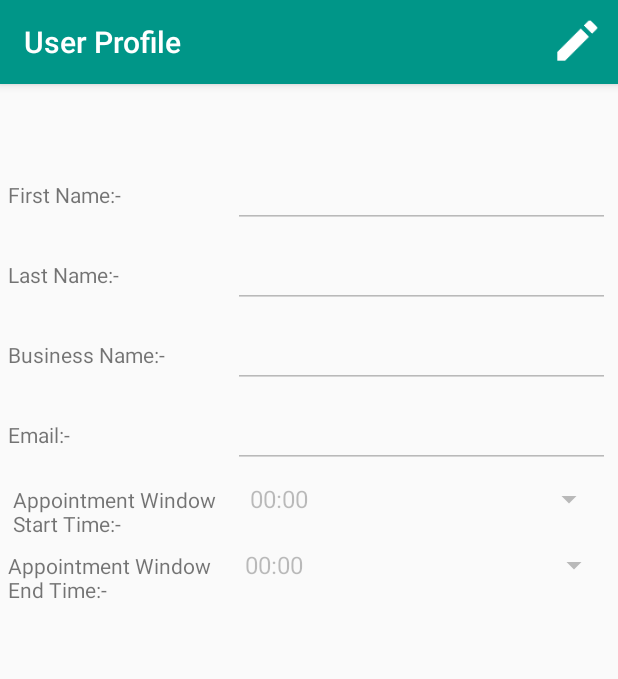
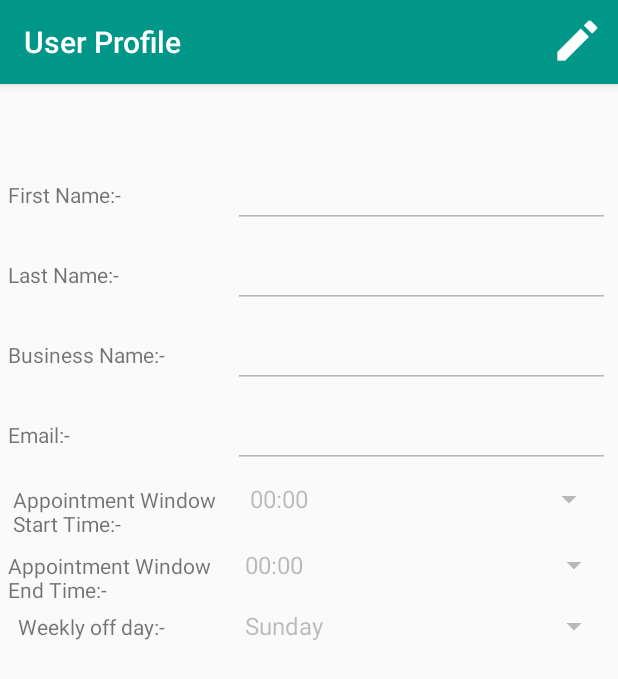
Before and after one commit to Rohit1110/Appointment, an Android app: the screen it shows after launch once a user with an empty profile is signed in (EditProfileActivity), on a phone screen of 412 x 824 dp. Shown: the top 679 px of the screen. Run offline under Robolectric (Android 15) with nearby library versions, the phone set to English and light mode, and no system bars; our stand-ins replace Firebase (no records; nobody signed in at launch, a user with empty details on screens opened directly).

Commit message:
commit with editprofile

```diff
--- a/app/src/main/java/com/rns/mobile/appointments/EditProfileActivity.java
+++ b/app/src/main/java/com/rns/mobile/appointments/EditProfileActivity.java
@@ -22,7 +22,9 @@ import com.google.android.gms.tasks.OnSuccessListener;
 import com.google.firebase.firestore.SetOptions;
 import com.google.gson.Gson;
 
+import java.util.ArrayList;
 import java.util.Arrays;
+import java.util.List;
 
 import model.User;
 import utils.FirebaseUtil;
@@ -45,12 +47,14 @@ public class EditProfileActivity extends AppCompatActivity {
     private String phoneNumber;
     private boolean hideicon = true;
     private ProgressDialog dialog;
+    MultiSelectionSpinner spinner;
+    private String selecteddays;
 
     @Override
     public void onCreate(@Nullable Bundle savedInstanceState) {
         super.onCreate(savedInstanceState);
         setContentView(R.layout.activity_profile_user);
-
+        final String[] stringsGameCat = getResources().getStringArray(R.array.off_days);
         String userJson = getIntent().getStringExtra("user");
         phoneNumber = FirebaseUtil.getMobile();
 
@@ -113,6 +117,17 @@ public class EditProfileActivity extends AppCompatActivity {
         if (user != null && user.getEndTime() != null) {
             etEndTime.setSelection(Arrays.asList(Utility.TIME_SLOTS).indexOf(user.getEndTime()));
 
+        }
+
+       spinner=(MultiSelectionSpinner)findViewById(R.id.spinner_off_days);
+        spinner.setEnabled(false);
+        spinner.setItems( getResources().getStringArray(R.array.off_days));
+
+       // String[] items = (user.getSelecteddays().split(","));
+
+        if (user != null && user.getSelecteddays() != null) {
+            List<String> myList = new ArrayList<String>(Arrays.asList(user.getSelecteddays().replaceAll("\'", "").split(",")));
+            spinner.setSelection(myList);
         }
 
     /*    btnSaveProfile = (Button) findViewById(R.id.btn_save_profile);
@@ -190,6 +205,7 @@ public class EditProfileActivity extends AppCompatActivity {
                 etStartTime.setEnabled(true);
 
                 etEndTime.setEnabled(true);
+                spinner.setEnabled(true);
 
 
                 return true;
@@ -207,7 +223,14 @@ public class EditProfileActivity extends AppCompatActivity {
                     user.setEmail(etEmail.getText().toString());
                     user.setStartTime(etStartTime.getSelectedItem().toString());
                     user.setEndTime(etEndTime.getSelectedItem().toString());
+                    if(spinner.getSelectedStrings().toString() != "[]"){
+                        selecteddays= "'" + spinner.getSelectedStrings().toString().replace("[", "").replace("]", "").replace(", ", "','") + "'";
+                        System.out.println("Selected Days :  "+ selecteddays);
+                        user.setSelecteddays(selecteddays);
+
+                    }
                     dialog = Utility.showProgress(EditProfileActivity.this);
+
                     FirebaseUtil.db.collection(FirebaseUtil.DOC_USERS).document(phoneNumber).set(user, SetOptions.merge()).addOnSuccessListener(new OnSuccessListener<Void>() {
                         @Override
                         public void onSuccess(Void aVoid) {
--- a/app/src/main/res/layout/activity_profile_user.xml
+++ b/app/src/main/res/layout/activity_profile_user.xml
@@ -193,7 +193,7 @@
                     android:textSize="20sp">
                 </android.support.v7.widget.AppCompatSpinner>
             </LinearLayout>
-      <!--      <LinearLayout
+           <LinearLayout
                 android:layout_width="match_parent"
                 android:layout_height="wrap_content"
                 android:layout_marginTop="5dp"
@@ -205,17 +205,14 @@
                     android:text="  Weekly off day:-"
 
                     />
-                <EditText
-                    android:layout_width="match_parent"
-                    android:layout_height="wrap_content"
-                    android:id="@+id/et_weekoff_day"
-                    android:textSize="20sp"
-                    android:editable="false"
 
-                    >
 
-                </EditText>
-            </LinearLayout>-->
+             <com.rns.mobile.appointments.MultiSelectionSpinner
+                   android:id="@+id/spinner_off_days"
+                   android:layout_width="match_parent"
+                   android:layout_height="wrap_content" />
+
+            </LinearLayout>
                            </android.support.design.widget.TextInputLayout>
         </LinearLayout>
 
--- a/app/src/main/res/values/strings.xml
+++ b/app/src/main/res/values/strings.xml
@@ -13,9 +13,15 @@
     <string name="profile">User Profile</string>
 
 
-    <string-array name="sports_array">
+    <string-array name="off_days">
 
-        <item>11.00-11.30</item>
-        <item>11.30-12.00</item>
+        <item>Sunday</item>
+        <item>Monday</item>
+        <item>Tuesday</item>
+        <item>Wednesday</item>
+        <item>Thrusday</item>
+        <item>Friday</item>
+        <item>Saturday</item>
+
     </string-array>
 </resources>
```
Also changed, not shown: app/src/main/java/com/rns/mobile/appointments/MultiSelectionSpinner.java (added, +193 -0 lines), app/src/main/java/model/User.java (+11 -0 lines).
